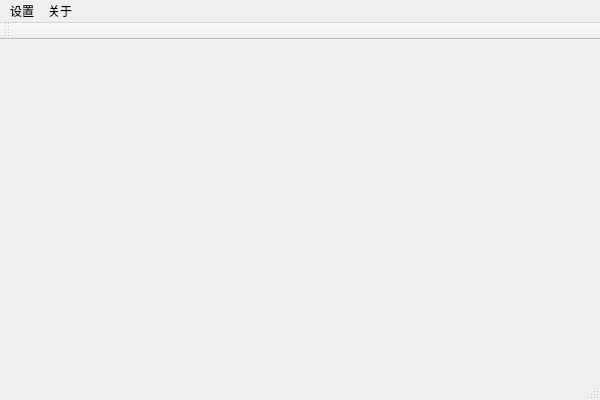
First picture: the form in hexo_GUI/hexo_GUI.ui, repository intmian/hexo_GUI, before the edit.
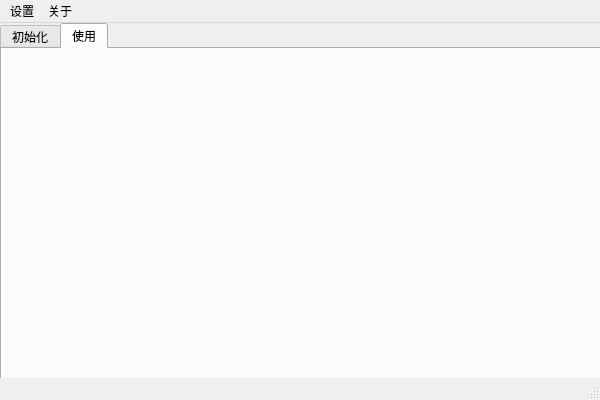
Second picture: the form after the edit.

Diff of the .ui file:
```diff
--- a/hexo_GUI/hexo_GUI.ui
+++ b/hexo_GUI/hexo_GUI.ui
@@ -13,7 +13,31 @@
   <property name="windowTitle">
    <string>hexo_GUI</string>
   </property>
-  <widget class="QWidget" name="centralWidget"/>
+  <widget class="QWidget" name="centralWidget">
+   <widget class="QTabWidget" name="tabWidget">
+    <property name="geometry">
+     <rect>
+      <x>0</x>
+      <y>0</y>
+      <width>611</width>
+      <height>371</height>
+     </rect>
+    </property>
+    <property name="currentIndex">
+     <number>1</number>
+    </property>
+    <widget class="QWidget" name="tab">
+     <attribute name="title">
+      <string>初始化</string>
+     </attribute>
+    </widget>
+    <widget class="QWidget" name="tab_2">
+     <attribute name="title">
+      <string>使用</string>
+     </attribute>
+    </widget>
+   </widget>
+  </widget>
   <widget class="QMenuBar" name="menuBar">
    <property name="geometry">
     <rect>
@@ -36,14 +60,6 @@
    <addaction name="menu"/>
    <addaction name="menu_2"/>
   </widget>
-  <widget class="QToolBar" name="mainToolBar">
-   <attribute name="toolBarArea">
-    <enum>TopToolBarArea</enum>
-   </attribute>
-   <attribute name="toolBarBreak">
-    <bool>false</bool>
-   </attribute>
-  </widget>
   <widget class="QStatusBar" name="statusBar"/>
  </widget>
  <layoutdefault spacing="6" margin="11"/>
```
